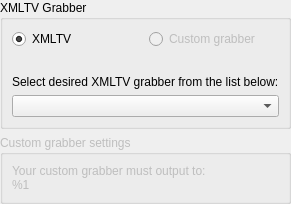
ntadej/tano, file src/ui/settings/SettingsSchedule.ui: the form before one commit.
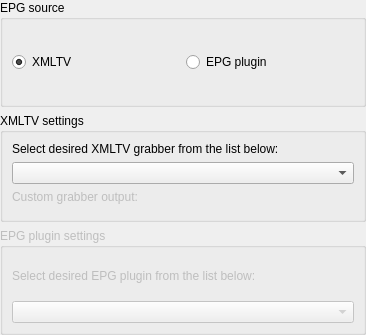
The form after the commit. Custom widgets are drawn as their Qt base class.

Commit message:
Schedule settings update
New settings options for plugins and custom XMLTV location

Diff of the .ui file:
```diff
--- a/src/ui/settings/SettingsSchedule.ui
+++ b/src/ui/settings/SettingsSchedule.ui
@@ -2,6 +2,14 @@
 <ui version="4.0">
  <class>SettingsSchedule</class>
  <widget class="QWidget" name="SettingsSchedule">
+  <property name="geometry">
+   <rect>
+    <x>0</x>
+    <y>0</y>
+    <width>366</width>
+    <height>335</height>
+   </rect>
+  </property>
   <layout class="QVBoxLayout" name="verticalLayout">
    <property name="margin">
     <number>0</number>
@@ -9,10 +17,10 @@
    <item>
     <widget class="QGroupBox" name="groupGrabber">
      <property name="title">
-      <string>XMLTV Grabber</string>
+      <string>EPG source</string>
      </property>
-     <layout class="QGridLayout" name="gridLayout_2">
-      <item row="0" column="0">
+     <layout class="QHBoxLayout" name="horizontalLayout">
+      <item>
        <widget class="QRadioButton" name="radioXmltv">
         <property name="text">
          <string>XMLTV</string>
@@ -22,33 +30,49 @@
         </property>
        </widget>
       </item>
-      <item row="0" column="1">
-       <widget class="QRadioButton" name="radioCustom">
-        <property name="enabled">
-         <bool>false</bool>
-        </property>
+      <item>
+       <widget class="QRadioButton" name="radioPlugin">
         <property name="text">
-         <string>Custom grabber</string>
+         <string>EPG plugin</string>
         </property>
        </widget>
       </item>
-      <item row="3" column="0" colspan="2">
-       <widget class="QComboBox" name="comboGrabber"/>
-      </item>
-      <item row="1" column="0" colspan="2">
-       <widget class="QLabel" name="labelSpacer">
-        <property name="text">
-         <string/>
-        </property>
-       </widget>
-      </item>
-      <item row="2" column="0" colspan="2">
+     </layout>
+    </widget>
+   </item>
+   <item>
+    <widget class="QGroupBox" name="groupXmltv">
+     <property name="title">
+      <string>XMLTV settings</string>
+     </property>
+     <layout class="QVBoxLayout" name="verticalLayout_3">
+      <item>
        <widget class="QLabel" name="labelSelect">
         <property name="text">
          <string>Select desired XMLTV grabber from the list below:</string>
         </property>
        </widget>
       </item>
+      <item>
+       <widget class="QComboBox" name="comboGrabber"/>
+      </item>
+      <item>
+       <widget class="QLabel" name="labelCustom">
+        <property name="enabled">
+         <bool>false</bool>
+        </property>
+        <property name="text">
+         <string>Custom grabber output:</string>
+        </property>
+       </widget>
+      </item>
+      <item>
+       <widget class="BrowseWidget" name="location" native="true">
+        <property name="enabled">
+         <bool>false</bool>
+        </property>
+       </widget>
+      </item>
      </layout>
     </widget>
    </item>
@@ -58,22 +82,32 @@
       <bool>false</bool>
      </property>
      <property name="title">
-      <string>Custom grabber settings</string>
+      <string>EPG plugin settings</string>
      </property>
      <layout class="QVBoxLayout" name="verticalLayout_2">
       <item>
-       <widget class="QLabel" name="labelCustom">
+       <widget class="QLabel" name="labelSelectPlugin">
         <property name="text">
-         <string>Your custom grabber must output to:
-%1</string>
+         <string>Select desired EPG plugin from the list below:</string>
         </property>
        </widget>
       </item>
+      <item>
+       <widget class="QComboBox" name="comboPlugin"/>
+      </item>
      </layout>
     </widget>
    </item>
   </layout>
  </widget>
+ <customwidgets>
+  <customwidget>
+   <class>BrowseWidget</class>
+   <extends>QWidget</extends>
+   <header>ui/core/BrowseWidget.h</header>
+   <container>1</container>
+  </customwidget>
+ </customwidgets>
  <resources/>
  <connections/>
 </ui>
```
Left out of the diff: 37 changed lines with no effect on the pictures. The commit also changes 24 other files.
